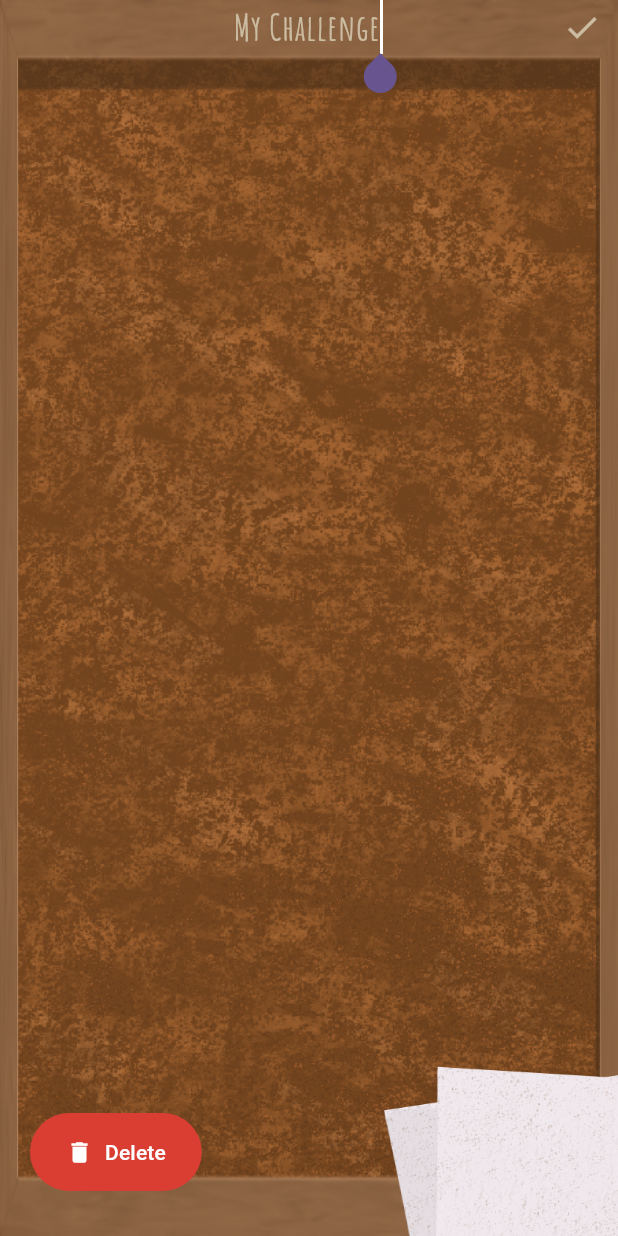
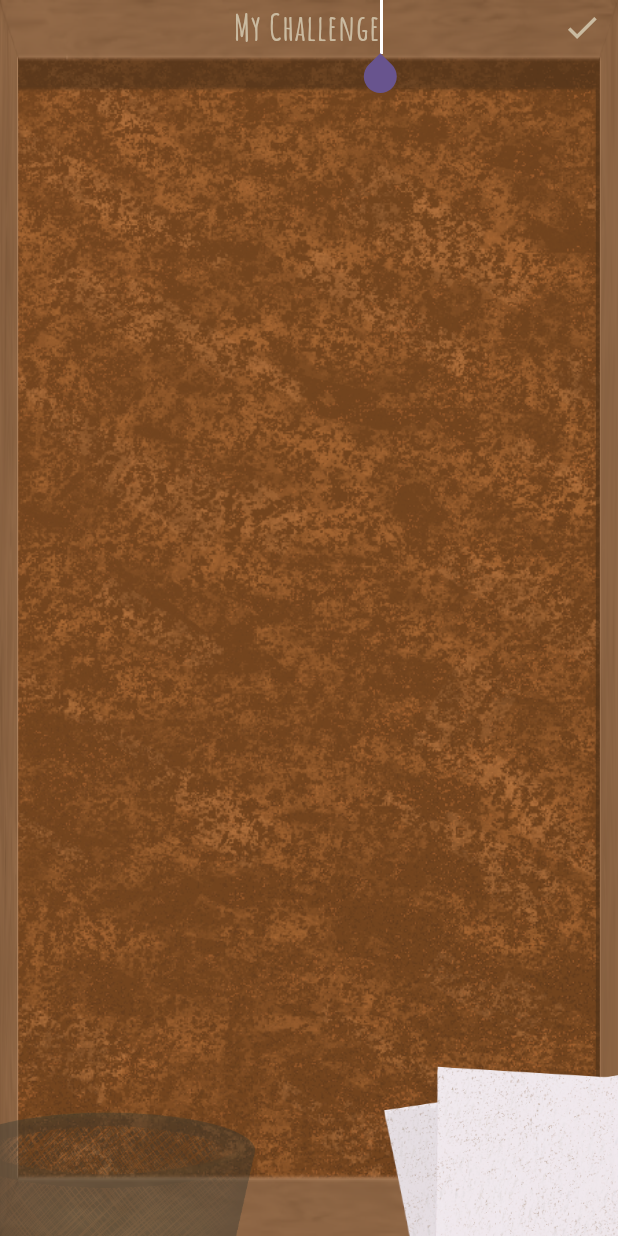
Before and after one commit to jagoda-ks/MyPinboard, a Flutter app: the screen it shows after launch, after a tap on "Let's begin", after a tap on the "edit" icon, on a phone screen of 412 x 824 dp. Run offline on Flutter 3.47's test engine with Material 3 defaults, Android fonts, the phone set to English and light mode, and no system bars; our stand-ins replace shared_preferences.

Commit message:
Replace the labeled delete control with the corner bin graphic in edit mode.
Co-authored-by: Cursor <cursoragent@cursor.com>

```diff
--- a/preparation_game/lib/UILib/delete_button.dart
+++ b/preparation_game/lib/UILib/delete_button.dart
@@ -4,37 +4,51 @@ class DeleteButton extends StatelessWidget {
   final bool isDeleting;
   final VoidCallback onPressed;
   final bool enabled;
+  final double size;
 
   const DeleteButton({
     super.key,
     required this.isDeleting,
     required this.onPressed,
     required this.enabled,
+    this.size = 180.0,
   });
 
   @override
   Widget build(BuildContext context) {
-    return AnimatedContainer(
-      duration: const Duration(milliseconds: 150),
-      decoration: BoxDecoration(
-        color: isDeleting ? Colors.red.shade800 : Colors.red,
-        borderRadius: BorderRadius.circular(30),
-        boxShadow: isDeleting ? [const BoxShadow(color: Colors.black26, blurRadius: 10, offset: Offset(0, 4))] : [],
-      ),
-      child: ElevatedButton(
-        onPressed: enabled ? onPressed : null,
-        style: ElevatedButton.styleFrom(
-          backgroundColor: Colors.transparent,
-          shadowColor: Colors.transparent,
-          padding: const EdgeInsets.symmetric(horizontal: 24, vertical: 16),
-          shape: RoundedRectangleBorder(borderRadius: BorderRadius.circular(30)),
+    Widget bin = Image.asset(
+      'assets/images/bin.png',
+      fit: BoxFit.contain,
+      alignment: Alignment.bottomLeft,
+    );
+
+    if (isDeleting) {
+      bin = ColorFiltered(
+        colorFilter: ColorFilter.mode(
+          const Color.fromARGB(255, 160, 30, 30).withValues(alpha: 0.35),
+          BlendMode.srcATop,
         ),
-        child: Row(
-          children: [
-            Icon(isDeleting ? Icons.check : Icons.delete, color: Colors.white),
-            const SizedBox(width: 8),
-            Text(isDeleting ? 'Finish Deleting' : 'Delete', style: const TextStyle(color: Colors.white)),
-          ],
+        child: bin,
+      );
+    }
+
+    return GestureDetector(
+      onTap: enabled ? onPressed : null,
+      child: Tooltip(
+        message: isDeleting ? 'Finish deleting' : 'Delete',
+        child: AnimatedOpacity(
+          duration: const Duration(milliseconds: 150),
+          opacity: enabled ? 1.0 : 0.4,
+          child: AnimatedScale(
+            scale: isDeleting ? 1.08 : 1.0,
+            duration: const Duration(milliseconds: 150),
+            alignment: Alignment.bottomLeft,
+            child: SizedBox(
+              width: size,
+              height: size,
+              child: bin,
+            ),
+          ),
         ),
       ),
     );
--- a/preparation_game/lib/screens/progress_page.dart
+++ b/preparation_game/lib/screens/progress_page.dart
@@ -346,8 +346,8 @@ class _ProgressPageState extends State<ProgressPage> {
           ),
           if (_isEditMode)
             Positioned(
-              bottom: 30,
-              left: 20,
+              bottom: 0,
+              left: 0,
               child: DeleteButton(
                 isDeleting: _isDeleting,
                 enabled: _subjectsByLevel.any((l) => l.isNotEmpty),
--- a/preparation_game/pubspec.yaml
+++ b/preparation_game/pubspec.yaml
@@ -97,6 +97,7 @@ flutter:
       - assets/images/frame.png
       - assets/images/add_button.png
       - assets/images/popup_note.png
+      - assets/images/bin.png
   fonts:
       - family: CustomFont  # This is the name you will use in your code
         fonts:
```
Also changed, not shown: preparation_game/assets/images/bin.png (added), 1 other file.
